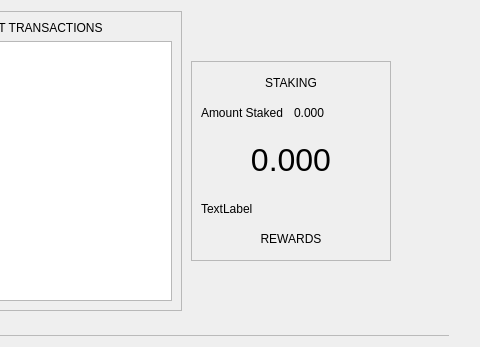
First picture: the form in src/qt/forms/dashboardwidget.ui, repository eons-finance/ALQO, before the edit; both pictures show x 417 to 897 and y 150 to 497 of the 897 by 497 pixel window.
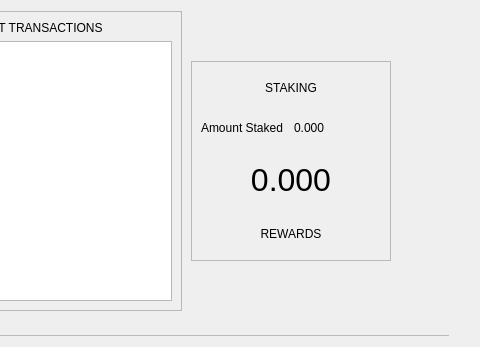
Second picture: the form after the edit.

What changed in the file:
```diff
--- a/src/qt/forms/dashboardwidget.ui
+++ b/src/qt/forms/dashboardwidget.ui
@@ -544,13 +544,6 @@
                     </property>
                    </widget>
                   </item>
-                  <item>
-                   <widget class="QLabel" name="label">
-                    <property name="text">
-                     <string>TextLabel</string>
-                    </property>
-                   </widget>
-                  </item>
                   <item>
                    <widget class="QLabel" name="lblRewards">
                     <property name="text">
```
